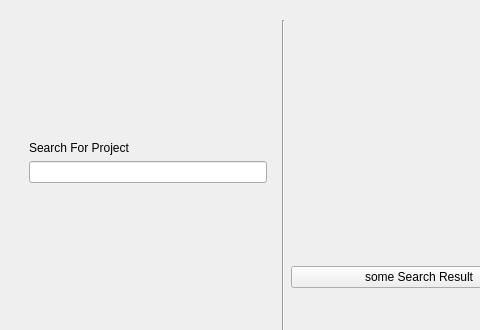
Qt form Client/dashboard.ui (amirsoleimani7/AP_Project) before a commit; both pictures show x 0 to 480 and y 0 to 330 of the 1109 by 575 pixel window.
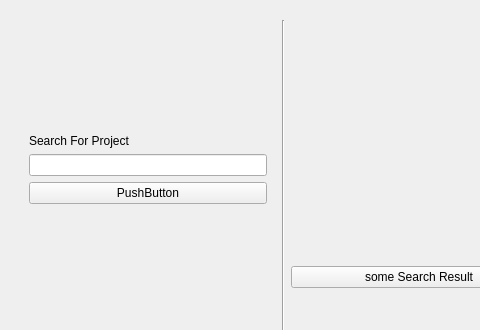
The same form after that commit. The open tabs and pages were chosen to show the change.

Patch:
```diff
--- a/Client/dashboard.ui
+++ b/Client/dashboard.ui
@@ -1248,6 +1248,13 @@
            <item>
             <widget class="QLineEdit" name="TeamAddProjectLineEdit"/>
            </item>
+           <item>
+            <widget class="QPushButton" name="pushButton">
+             <property name="text">
+              <string>PushButton</string>
+             </property>
+            </widget>
+           </item>
            <item>
             <spacer name="verticalSpacer_44">
              <property name="orientation">
```
Left out of the diff: 4 changed lines with no effect on the pictures.
